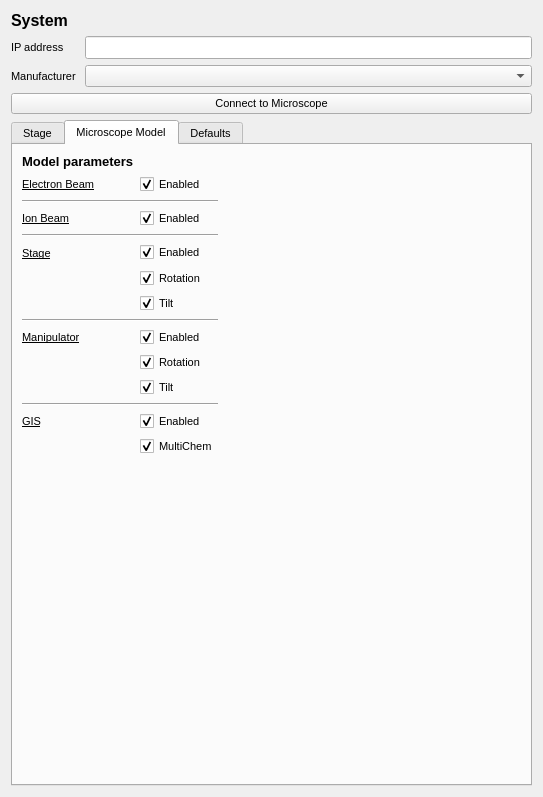
Before: the Qt Designer form fibsem/ui/qtdesigner_files/FibsemSystemSetupWidget.ui in DeMarcoLab/fibsem, drawn with Qt 5.
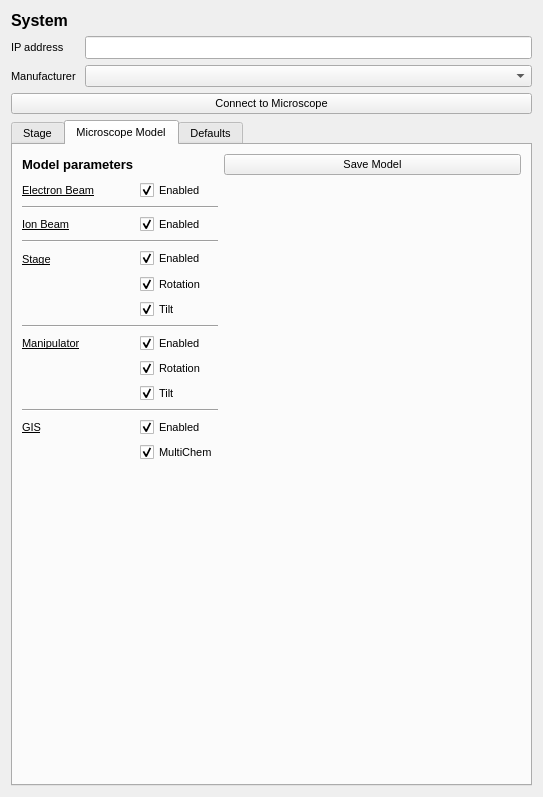
After: the same form once the commit is applied. The open tabs and pages were chosen to show the change.

The edit to the form file:
```diff
--- a/fibsem/ui/qtdesigner_files/FibsemSystemSetupWidget.ui
+++ b/fibsem/ui/qtdesigner_files/FibsemSystemSetupWidget.ui
@@ -7,7 +7,7 @@
     <x>0</x>
     <y>0</y>
     <width>543</width>
-    <height>734</height>
+    <height>753</height>
    </rect>
   </property>
   <property name="font">
@@ -415,6 +415,13 @@
          </property>
         </spacer>
        </item>
+       <item row="0" column="2">
+        <widget class="QPushButton" name="pushButton_save_model">
+         <property name="text">
+          <string>Save Model</string>
+         </property>
+        </widget>
+       </item>
       </layout>
      </widget>
      <widget class="QWidget" name="tab">
```
